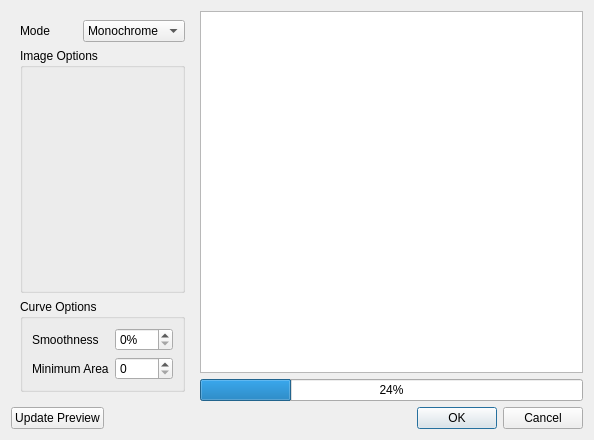
First picture: the form in src/gui/widgets/dialogs/trace_dialog.ui, repository mbasaglia/glaxnimate, before the edit.
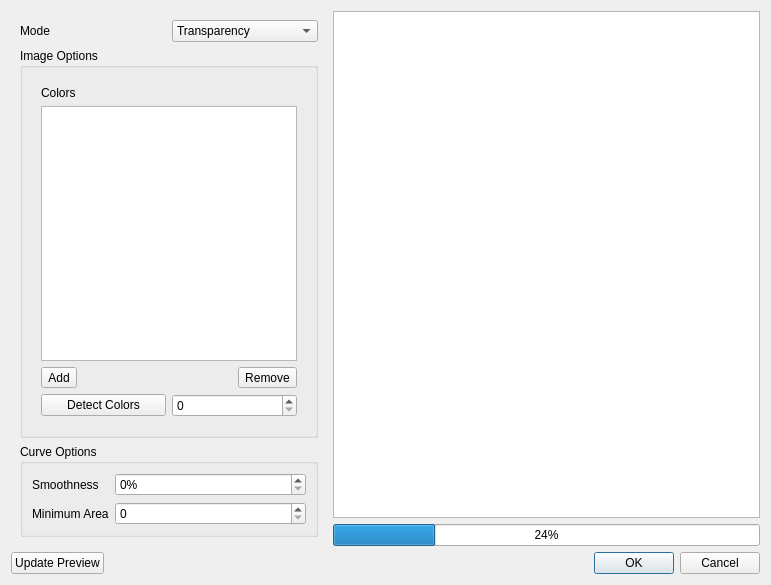
Second picture: the form after the edit. The open tabs and pages were chosen to show the change. Icons and pictures are not drawn. Custom widgets are drawn as their Qt base class.

Commit message: Trace colors

Patch:
```diff
--- a/src/gui/widgets/dialogs/trace_dialog.ui
+++ b/src/gui/widgets/dialogs/trace_dialog.ui
@@ -6,8 +6,8 @@
    <rect>
     <x>0</x>
     <y>0</y>
-    <width>594</width>
-    <height>440</height>
+    <width>771</width>
+    <height>585</height>
    </rect>
   </property>
   <property name="windowTitle">
@@ -42,7 +42,7 @@
            <widget class="QComboBox" name="combo_mode">
             <item>
              <property name="text">
-              <string>Monochrome</string>
+              <string>Transparency</string>
              </property>
             </item>
             <item>
@@ -115,7 +115,81 @@
                </item>
               </layout>
              </widget>
-             <widget class="QWidget" name="page_2"/>
+             <widget class="QWidget" name="page_2">
+              <layout class="QVBoxLayout" name="verticalLayout_5">
+               <item>
+                <widget class="QLabel" name="label_7">
+                 <property name="text">
+                  <string>Colors</string>
+                 </property>
+                </widget>
+               </item>
+               <item>
+                <widget class="QListWidget" name="list_colors"/>
+               </item>
+               <item>
+                <layout class="QHBoxLayout" name="horizontalLayout_4">
+                 <item>
+                  <widget class="QToolButton" name="toolButton">
+                   <property name="toolTip">
+                    <string>Add Color</string>
+                   </property>
+                   <property name="text">
+                    <string>Add</string>
+                   </property>
+                   <property name="icon">
+                    <iconset theme="list-add"/>
+                   </property>
+                  </widget>
+                 </item>
+                 <item>
+                  <spacer name="horizontalSpacer">
+                   <property name="orientation">
+                    <enum>Qt::Horizontal</enum>
+                   </property>
+                   <property name="sizeHint" stdset="0">
+                    <size>
+                     <width>40</width>
+                     <height>20</height>
+                    </size>
+                   </property>
+                  </spacer>
+                 </item>
+                 <item>
+                  <widget class="QToolButton" name="toolButton_2">
+                   <property name="toolTip">
+                    <string>Remove Color</string>
+                   </property>
+                   <property name="text">
+                    <string>Remove</string>
+                   </property>
+                   <property name="icon">
+                    <iconset theme="list-remove"/>
+                   </property>
+                  </widget>
+                 </item>
+                </layout>
+               </item>
+               <item>
+                <layout class="QHBoxLayout" name="horizontalLayout_5">
+                 <item>
+                  <widget class="QPushButton" name="pushButton_2">
+                   <property name="text">
+                    <string>Detect Colors</string>
+                   </property>
+                  </widget>
+                 </item>
+                 <item>
+                  <widget class="QSpinBox" name="spin_color_count">
+                   <property name="maximum">
+                    <number>32</number>
+                   </property>
+                  </widget>
+                 </item>
+                </layout>
+               </item>
+              </layout>
+             </widget>
             </widget>
            </item>
           </layout>
```
Left out of the diff: 111 changed lines with no effect on the pictures. The commit also changes 4 other files.
